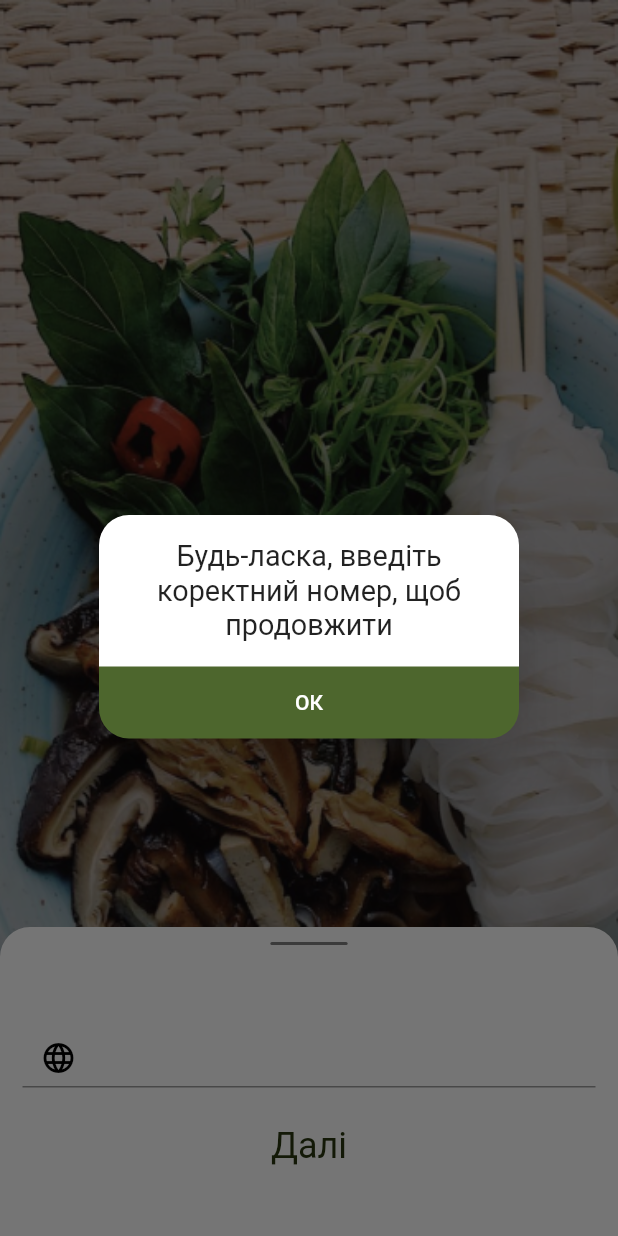
After one commit to MrSanchezzzzz/myflutterapp1, a Flutter app: the screen it shows after launch, after a tap on "Почати", after a tap on "Далi", on a phone screen of 412 x 824 dp. The commit adds this screen. Run offline on Flutter 3.47's test engine with Material 2 defaults, Android fonts, the phone set to English and light mode, and no system bars; our stand-ins replace image_picker, mask_text_input_formatter, pin_code_fields; Roboto replaces fonts that are missing (SEOULHANGANG CBL).

Commit message:
v1.3.1. Reworked auth screens by example

```diff
--- /dev/null
+++ b/lib/Widgets/alert_dialog.dart
@@ -0,0 +1,36 @@
+
+import 'package:flutter/material.dart';
+
+import 'bottom_app_bar_button.dart';
+
+class MyAlertDialog{
+  static Future<void> showAlertDialog(BuildContext context)async {
+    return showDialog(context: context, builder: (BuildContext context){
+      return AlertDialog(
+        shape: RoundedRectangleBorder(borderRadius: BorderRadius.all(Radius.circular(20))),
+        contentPadding: EdgeInsets.zero,
+        content: Container(
+          width: MediaQuery.of(context).size.width/4,
+          height: MediaQuery.of(context).size.height/6,
+          child: Column(
+            children: [
+              Padding(
+                padding: const EdgeInsets.all(16.0),
+                child: Text("Будь-ласка, введiть коректний номер, щоб продовжити",
+                  style: TextStyle(fontFamily: "SEOULHANGANG CBL"),
+                  textScaleFactor: 1.2,
+                  textAlign: TextAlign.center,
+                ),
+              ),
+              Spacer(),
+              Align(
+                alignment: Alignment.bottomCenter,
+                child: BottomAppBarButton("ОК",onTapHandler: (){Navigator.of(context).pop();},),
+              )
+            ],
+          ),
+        ),
+      );
+    });
+  }
+}
--- /dev/null
+++ b/lib/Widgets/auth_button.dart
@@ -0,0 +1,24 @@
+
+import 'package:flutter/cupertino.dart';
+import 'package:flutter/material.dart';
+
+class AuthButton extends StatelessWidget{
+  String text;
+  double? _fontSize;
+  late bool _enabled;
+  Function()? _onTap;
+  AuthButton(this.text,{double? fontSize,bool enabled=true,Function()? onTap}){
+    _fontSize=fontSize??20;
+    _enabled=enabled;
+    _onTap=onTap;
+}
+  @override
+  Widget build(BuildContext context) {
+    return InkWell(
+      child: Text(text, style:TextStyle(fontSize: _fontSize,fontFamily: "SEOULHANGANG CBL",color:_enabled?Color(0xff29360F):Colors.grey)
+      ),
+      onTap:_enabled?_onTap:(){},
+    );
+  }
+
+}
--- /dev/null
+++ b/lib/Widgets/auth_containers.dart
@@ -0,0 +1,70 @@
+
+import 'package:flutter/cupertino.dart';
+import 'package:flutter/material.dart';
+
+class AuthBottomContainer extends StatelessWidget{
+  Widget child;
+  AuthBottomContainer(this.child);
+  @override
+  Widget build(BuildContext context) {
+    return Align(
+      alignment: Alignment.bottomCenter,
+      child: Container(
+        width: double.infinity,
+        height: MediaQuery.of(context).size.height/4,
+        decoration: BoxDecoration(
+            color:Colors.white,
+            borderRadius: BorderRadius.only(
+            topLeft: Radius.circular(20),
+            topRight: Radius.circular(20)
+        )
+        ),
+        child:Column(children: [
+            Padding(
+              padding: const EdgeInsets.symmetric(vertical: 10),
+              child: Container(
+                height: 2,
+                width: MediaQuery.of(context).size.width/8,
+                decoration: BoxDecoration(
+                  borderRadius:BorderRadius.circular(10),
+                  color: Color(0xff808080),
+                ),
+                alignment: Alignment.topCenter,
+              ),
+            ),
+          child,
+        ],)
+      ),
+    );
+  }
+}
+
+class AuthTopContainer extends StatelessWidget{
+  Widget _child;
+  double? _maxHeight;
+  double? _maxWidth;
+  AuthTopContainer(this._child,{double? maxHeight,double? maxWidth}){
+    _maxHeight=maxHeight;
+    _maxWidth=maxWidth;
+  }
+  @override
+  Widget build(BuildContext context) {
+    return Padding(
+      padding: const EdgeInsets.symmetric(vertical: 40,horizontal: 30),
+      child: Container(
+        constraints: BoxConstraints(
+          minHeight: MediaQuery.of(context).size.height/8,
+          minWidth: MediaQuery.of(context).size.width/8,
+          maxHeight: _maxHeight?? MediaQuery.of(context).size.height/4,
+          maxWidth:_maxWidth?? double.infinity
+        ),
+        decoration: BoxDecoration(
+          borderRadius:BorderRadius.circular(20),
+          color: Colors.white,
+        ),
+        child: _child,
+      ),
+    );
+  }
+
+}
--- a/lib/Widgets/bottom_app_bar_button.dart
+++ b/lib/Widgets/bottom_app_bar_button.dart
@@ -13,9 +13,10 @@ class BottomAppBarButton extends StatelessWidget{
   @override
   Widget build(BuildContext context) {
     return Container(
-        padding: EdgeInsets.symmetric(vertical: 5),
-        margin: EdgeInsets.all(2.0),
-        decoration: BoxDecoration(color: enabled?Colors.green:Colors.grey,borderRadius: BorderRadius.all(Radius.circular(20))),
+        decoration: BoxDecoration(
+            color: enabled?Color(0xff4D662D):Colors.grey,
+            borderRadius: BorderRadius.only(bottomRight: Radius.circular(20),bottomLeft: Radius.circular(20)),
+        ),
         width: double.infinity,
           child: TextButton(
             onPressed:enabled?onTap:null,
--- a/lib/Widgets/phone_input_widget.dart
+++ b/lib/Widgets/phone_input_widget.dart
@@ -1,8 +1,12 @@
 
 import 'package:flutter/cupertino.dart';
 import 'package:flutter/material.dart';
+import 'package:flutter/services.dart';
+import 'package:myflutterapp1/Widgets/alert_dialog.dart';
+import 'package:myflutterapp1/Widgets/auth_button.dart';
+import 'package:myflutterapp1/Widgets/auth_containers.dart';
+import 'package:mask_text_input_formatter/mask_text_input_formatter.dart';
 import 'package:myflutterapp1/Widgets/bottom_app_bar_button.dart';
-import 'package:phone_form_field/phone_form_field.dart';
 
 class PhoneInputWidget extends StatefulWidget{
   @override
@@ -15,54 +19,75 @@ class PhoneInputWidget extends StatefulWidget{
   Function(String) callback;
 }
 
-class PhoneInputWidgetState extends State<PhoneInputWidget>{
+class PhoneInputWidgetState extends State<PhoneInputWidget> {
+ late TextEditingController _controller;
+
+  @override
+  void initState()=> _controller=TextEditingController();
+
   @override
   Widget build(BuildContext context) {
-    return Container(
-      padding: EdgeInsets.only(top:15),
-        width: MediaQuery.of(context).size.width-50,
-      height: 225,
-      decoration: BoxDecoration(
-          borderRadius: BorderRadius.circular(20),
-          color:Colors.white70,
+    return AuthBottomContainer(
+        Column(
+          children: [
+            Padding(
+                padding: EdgeInsets.only(top: 30, left: 15, right: 15),
+                child: TextFormField(
+                  keyboardType: TextInputType.number,
+                  style: TextStyle(
+                    fontSize: 22,
+                    fontFamily: "Viaoda Libre",
                   ),
-
-        child: Column(children: [
-          Padding(
-            padding: const EdgeInsets.symmetric(horizontal: 5),
-            child: Text("Введіть ваш номер телефона, щоб ми могли підтвердити вашу особу",textScaleFactor: 1.25),
+                  textAlign: TextAlign.center,
+                  decoration: InputDecoration(
+                      focusedBorder: UnderlineInputBorder(
+                        borderSide: BorderSide(color: Colors.black),
                       ),
-           Padding(padding: EdgeInsets.all(10),
-            child: PhoneFormField(
-          defaultCountry: "UA",
-          selectorNavigator: DraggableModalBottomSheetNavigator(),
-              validator: PhoneValidator.compose([
-                PhoneValidator.validMobile(errorText: "Введіть коректний номер",allowEmpty: false)]),
-              onChanged: ValidatePhoneInput,
-              decoration: InputDecoration(labelText: "Ваш номер телефону"),
+                      prefixIcon: Padding(
+                          padding: EdgeInsets.only(top: 15),
+                          child: Icon(Icons.language, color: Colors.black,)
                       )
                   ),
-            Spacer(),
-            BottomAppBarButton("Далі",
-              buttonEnabled: widget.buttonEnabled,
-              onTapHandler: onButtonTap,
+                  controller: _controller,
+                  inputFormatters: [
+                    MaskTextInputFormatter(mask: '+38 ### ### ## ##', filter: { "#": RegExp(r'[0-9]') })
+                  ],
+                  onChanged: (value){
+                    widget.phoneNumber=value;
+                    },
+                )
+            ),
+            Padding(
+              padding: const EdgeInsets.symmetric(horizontal: 115,vertical: 25),
+              child: AuthButton("Далi",fontSize: 24,onTap:() {
+                if(ValidatePhoneInput(widget.phoneNumber)){
+                  widget.callback(widget.phoneNumber);
+                }
+                else{
+                  MyAlertDialog.showAlertDialog(context);
+                }
+              },
+              ),
             )
           ],
         )
     );
   }
-  onButtonTap(){
-    widget.callback(widget.phoneNumber);
-    print("phone tap");
+
+
+  ///Checks if phone is correct. Enables button if true
+  bool ValidatePhoneInput(String? value) {
+    if (value == null || value.isEmpty) {
+      return  false;
     }
-  ///Checks if phone is correct. Enables button if true
-  void ValidatePhoneInput(PhoneNumber? value){
-    if (value != null) {
-      if(value.nsn.isNotEmpty&&value.validate(type: PhoneNumberType.mobile)){
-        widget.buttonEnabled=true;
-        widget.phoneNumber=value.isoCode+value.nsn;
+    else if (!(RegExp("([+ 0-9])\\w+").hasMatch(value))) {
+      return false;
     }
+    else if (value.length!=17){
+      return false;
     }
-    setState(() {});
+    return true;
   }
+
+
 }
--- a/lib/main.dart
+++ b/lib/main.dart
@@ -1,7 +1,8 @@
 import 'dart:async';
 import 'package:flutter/material.dart';
-import 'package:myflutterapp1/auth_screen.dart';
-import 'Widgets/phone_input_widget.dart';
+import 'package:myflutterapp1/start_screen.dart';
+
+import 'auth_screen.dart';
 
 void main() {
   runApp(const MyApp());
@@ -37,7 +38,7 @@ class _LoadingScreenState extends State<LoadingScreen> {
     Timer(
         const Duration(seconds: 1),
         () => Navigator.pushReplacement(
-            context, MaterialPageRoute(builder: (context) => AuthScreen())));
+            context, MaterialPageRoute(builder: (context) => StartScreen())));
   }
 
   @override
--- /dev/null
+++ b/lib/start_screen.dart
@@ -0,0 +1,39 @@
+
+import 'package:flutter/cupertino.dart';
+import 'package:flutter/material.dart';
+import 'package:myflutterapp1/auth_screen.dart';
+
+class StartScreen extends StatelessWidget{
+  @override
+  Widget build(BuildContext context) {
+    return Material(
+      child:Container(
+        alignment: Alignment.center,
+        decoration: BoxDecoration(
+          image:DecorationImage(image: AssetImage("assets/images/start_screen_background.png"),
+          fit:BoxFit.fill)
+        ),
+        child: InkWell(
+          child: Container(
+            width: MediaQuery.of(context).size.width/2,
+            height: MediaQuery.of(context).size.height/8,
+            decoration: BoxDecoration(color:Color(0x80B8F2FF),borderRadius: BorderRadius.circular(20)),
+            child: Center(
+              child: Text("Почати",
+                  style: TextStyle(
+                      color:Color(0xff29360F),
+                    fontFamily: "SEOULHANGANG CBL",
+                      fontSize: 50,
+                    fontWeight: FontWeight.bold
+                  ),
+                  textAlign: TextAlign.center,
+              ),
+            ),
+          ),
+          onTap: (){Navigator.pushReplacement(context, MaterialPageRoute(builder: (context)=>AuthScreen()));},
+        ),
+      )
+    );
+  }
+
+}
```
Also changed, not shown: lib/Widgets/login_input_widget.dart (+69 -28 lines), lib/Widgets/pin_input_widget.dart (+86 -35 lines), lib/auth_screen.dart (+13 -6 lines), pubspec.yaml (+9 -0 lines), assets/fonts/ViaodaLibre-Regular.ttf (added), assets/images/auth_screen_background.png (added), assets/images/globe.png (added), assets/images/start_screen_background.png (added), pubspec.lock, 2 other files. Lines whose indentation alone changed are shown as unchanged.
